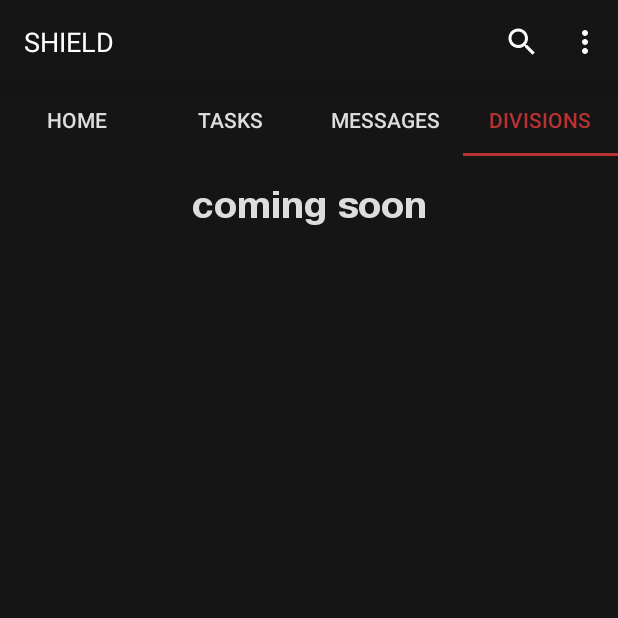
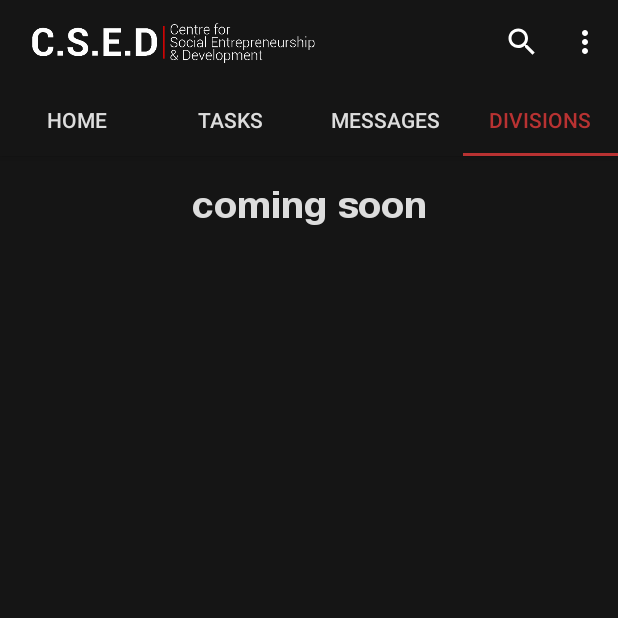
Before and after one commit to abhinavch15/CSED, an Android app: the screen it shows after launch once a user with an empty profile is signed in (MainActivity), tab 4 chosen, on a phone screen of 412 x 824 dp, the top half of it. Run offline under Robolectric (Android 15) with nearby library versions, the phone set to English and light mode, and no system bars; our stand-ins replace Firebase (no records; nobody signed in at launch, a user with empty details on screens opened directly).

Commit message:
Logo changes, toolbar bug fix

```diff
--- a/app/src/main/res/layout/activity_main.xml
+++ b/app/src/main/res/layout/activity_main.xml
@@ -4,14 +4,12 @@
     android:layout_width="match_parent"
     android:layout_height="match_parent"
     xmlns:app="http://schemas.android.com/apk/res-auto">
-    <include
-        layout="@layout/toolbar"/>
 
-    <android.support.v4.view.ViewPager
+    <android.support.design.widget.AppBarLayout
         android:layout_width="match_parent"
-        android:layout_height="match_parent"
-        android:id="@+id/viewpager">
-
+        android:layout_height="wrap_content">
+        <include
+            layout="@layout/toolbar"/>
         <android.support.design.widget.TabLayout
             android:layout_width="match_parent"
             android:layout_height="wrap_content"
@@ -22,5 +20,18 @@
 
         </android.support.design.widget.TabLayout>
 
+
+
+
+    </android.support.design.widget.AppBarLayout>
+
+
+    <android.support.v4.view.ViewPager
+        android:layout_width="match_parent"
+        android:layout_height="match_parent"
+        android:id="@+id/viewpager">
+
+
+
     </android.support.v4.view.ViewPager>
 </LinearLayout>
--- a/app/src/main/res/layout/toolbar.xml
+++ b/app/src/main/res/layout/toolbar.xml
@@ -4,15 +4,20 @@
     xmlns:app="http://schemas.android.com/apk/res-auto"
     android:layout_width="match_parent"
     android:layout_height="?android:attr/actionBarSize"
-    android:background="@color/colorPrimary"
     android:id="@+id/toolbar"
-    android:elevation="5dp"
+    app:elevation="0dp"
+    android:clipToPadding="true"
     app:theme="@style/MyToolbartheme">
 
     <TextView
         android:layout_width="wrap_content"
         android:layout_height="wrap_content"
-        android:text="SHIELD"
+        android:visibility="gone"
+        android:text="CSED"
         android:textColor="#fff"
         android:textSize="18sp"/>
+    <ImageView
+        android:layout_width="200dp"
+        android:layout_height="50dp"
+        android:src="@mipmap/csedwhite"/>
 </android.support.v7.widget.Toolbar>
--- a/app/src/main/res/values/strings.xml
+++ b/app/src/main/res/values/strings.xml
@@ -1,5 +1,5 @@
 <resources>
-    <string name="app_name">SHEILD</string>
+    <string name="app_name">CSED</string>
 
     <!-- TODO: Remove or change this placeholder text -->
     <string name="hello_blank_fragment">Hello blank fragment</string>
--- a/app/src/main/res/values/styles.xml
+++ b/app/src/main/res/values/styles.xml
@@ -6,7 +6,7 @@
         <item name="colorPrimary">@color/colorPrimary</item>
         <item name="colorPrimaryDark">@color/colorPrimaryDark</item>
         <item name="colorAccent">@color/colorAccent</item>
-        <item name="android:text">#fff</item>
+        <item name="android:text"></item>
     </style>
     <style name="AppTheme.NoActionBar">
         <item name="windowActionBar">false</item>
```
Also changed, not shown: app/src/main/res/layout/activity_login.xml (+16 -16 lines), app/src/main/res/layout/activity_splash.xml (+5 -4 lines), app/src/main/res/mipmap-xxxhdpi/csed333.png (added), app/src/main/res/mipmap-xxxhdpi/csedwhite.png (added).
